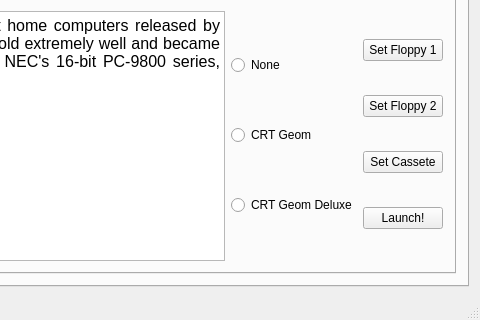
Old version of the form BlackNoah/mainwindow.ui in the repository Rugaliz/Black_Noah; both pictures show x 720 to 1200 and y 580 to 900 of the 1200 by 900 pixel window.
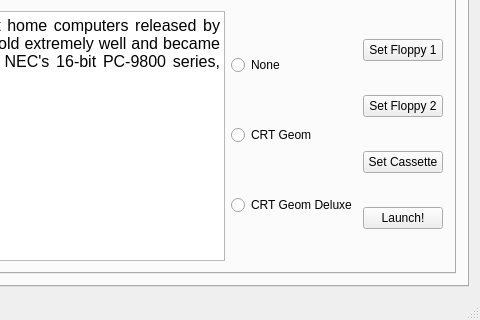
New version of the form. The open tabs and pages were chosen to show the change.

```diff
--- a/BlackNoah/mainwindow.ui
+++ b/BlackNoah/mainwindow.ui
@@ -492,7 +492,7 @@
                 <item>
                  <widget class="QPushButton" name="Chose_file_PC88_Cassete">
                   <property name="text">
-                   <string>Set Cassete</string>
+                   <string>Set Cassette</string>
                   </property>
                  </widget>
                 </item>
```
Left out of the diff: 4 changed lines with no effect on the pictures.
